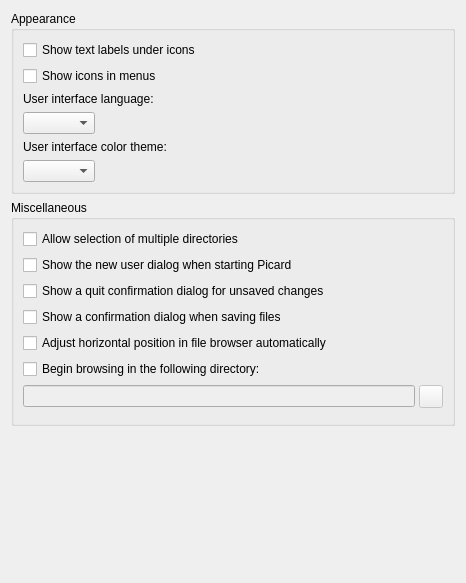
metabrainz/picard, file ui/options_interface.ui: the form before one commit.
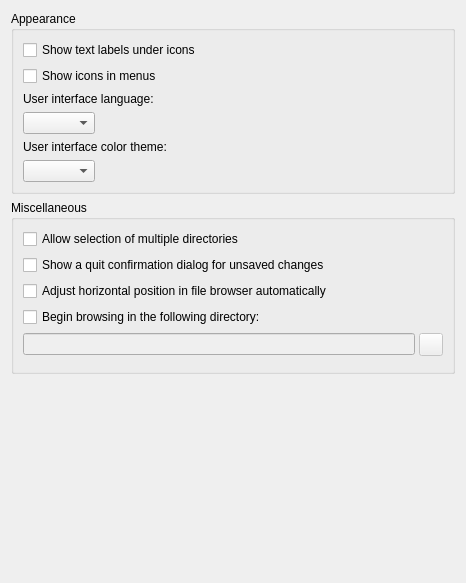
The form after the commit.

Commit message:
Add Hints options page to show hidden messages and tutorial again
Add a page under User Interface listing what Picard can show again: the
messages hidden with "Do not show this message again", the tutorial tips and
the setup wizard. It replaces the two message checkboxes and the reset
tutorial button of the interface page.

```diff
--- a/ui/options_interface.ui
+++ b/ui/options_interface.ui
@@ -107,13 +107,6 @@
         </property>
        </widget>
       </item>
-      <item>
-       <widget class="QCheckBox" name="new_user_dialog">
-        <property name="text">
-         <string>Show the new user dialog when starting Picard</string>
-        </property>
-       </widget>
-      </item>
       <item>
        <widget class="QCheckBox" name="quit_confirmation">
         <property name="text">
@@ -121,13 +114,6 @@
         </property>
        </widget>
       </item>
-      <item>
-       <widget class="QCheckBox" name="file_save_warning">
-        <property name="text">
-         <string>Show a confirmation dialog when saving files</string>
-        </property>
-       </widget>
-      </item>
       <item>
        <widget class="QCheckBox" name="filebrowser_horizontal_autoscroll">
         <property name="text">
```
Left out of the diff: 2 changed lines with no effect on the pictures. The commit also changes 4 other files.
